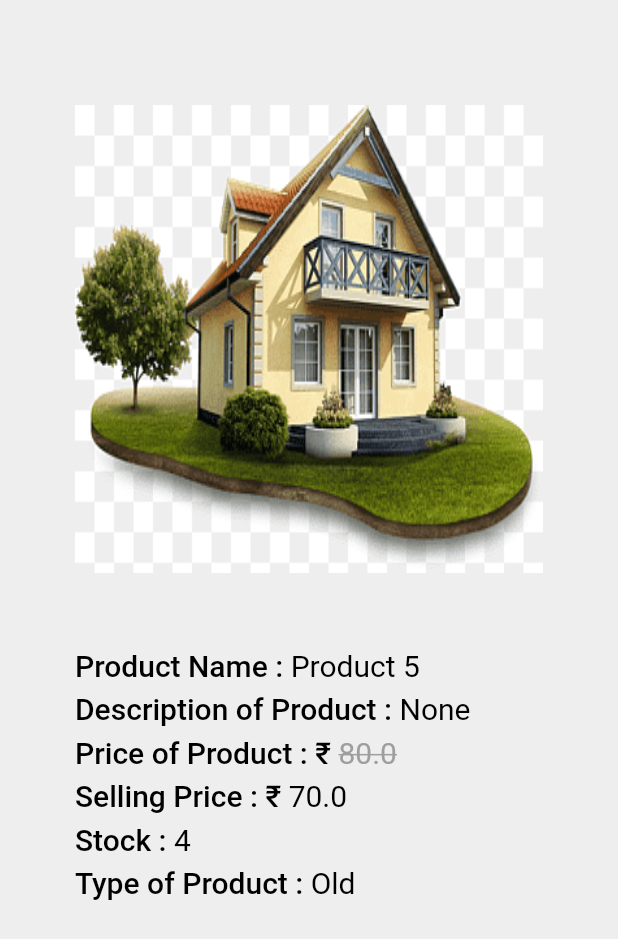
After one commit to callvcal/rental_goods, a Flutter app: the screen it shows after launch, after a tap on "Product 5", on a phone screen of 412 x 824 dp. The commit adds this screen. Shown: the top 939 px of the screen. Run offline on Flutter 3.47's test engine with Material 2 defaults, Android fonts, the phone set to English and light mode, and no system bars.

Commit message:
Added product details page

```diff
--- a/lib/screens/product_dashboard.dart
+++ b/lib/screens/product_dashboard.dart
@@ -2,6 +2,7 @@ import 'package:flutter/material.dart';
 import 'package:flutter_staggered_grid_view/flutter_staggered_grid_view.dart';
 import 'package:group_task/button_widgets/button1.dart';
 import 'package:group_task/custom_cards/product_card.dart';
+import 'package:group_task/screens/product_details.dart';
 import 'package:group_task/screens/your_products.dart';
 import '../data_classes/product_data.dart';
 
@@ -50,9 +51,14 @@ class _ProductDashboardState extends State<ProductDashboard> {
         crossAxisCount: 2,
         itemCount: data.length,
         itemBuilder: (BuildContext context, int index) {
-          return ProductCard(
-            productData: data[index],
-            isProductCardCalled: false,
+          return InkWell(
+            onTap: () {
+              Navigator.push(context, MaterialPageRoute(builder: (context)=>ProductDetails(productData: data[index])));
+            },
+            child: ProductCard(
+              productData: data[index],
+              isProductCardCalled: false,
+            ),
           );
         },
         staggeredTileBuilder: (int index) => const StaggeredTile.fit(1),
--- /dev/null
+++ b/lib/screens/product_details.dart
@@ -0,0 +1,181 @@
+import 'package:flutter/material.dart';
+import 'package:group_task/data_classes/product_data.dart';
+
+class ProductDetails extends StatefulWidget {
+  const ProductDetails({super.key,required this.productData});
+  final ProductData productData;
+
+  @override
+  State<ProductDetails> createState() => _ProductDetailsState();
+}
+
+class _ProductDetailsState extends State<ProductDetails> {
+
+  @override
+  Widget build(BuildContext context) {
+    Size size = MediaQuery.of(context).size;
+    return SafeArea(
+      child: Scaffold(
+        body: SingleChildScrollView(
+          child: Container(
+            padding: const EdgeInsets.symmetric(horizontal: 50,vertical: 70),
+            color: Colors.grey[200],
+            width: size.width,
+            height: size.height,
+            child: Column(
+              crossAxisAlignment: CrossAxisAlignment.start,
+              children: [
+                Align(
+                  alignment: Alignment.center,
+                  child: SizedBox(
+                    height: size.width-100,
+                    width: size.width-100,
+                    child: Image.asset(
+                      widget.productData.image,
+                      fit: BoxFit.fill,
+                    ),
+                  ),
+                ),
+                const SizedBox(height: 50),
+                RichText(
+                  text: TextSpan(
+                    text: 'Product Name : ',
+                    style: const TextStyle(
+                      color: Colors.black,
+                      fontWeight: FontWeight.w500,
+                      fontSize: 20
+                    ),
+                    children: [
+                      TextSpan(
+                        text: widget.productData.name,
+                        style: const TextStyle(
+                          fontWeight: FontWeight.normal
+                        ),
+                      ),
+                    ]
+                  ),
+                ),
+                const SizedBox(height: 6),
+                widget.productData.description != ''
+                ? RichText(
+                  text: TextSpan(
+                    text: 'Description : ',
+                    style: const TextStyle(
+                      color: Colors.black,
+                      fontWeight: FontWeight.w500,
+                      fontSize: 20
+                    ),
+                    children: [
+                      TextSpan(
+                        text: widget.productData.description,
+                        style: const TextStyle(
+                          fontWeight: FontWeight.normal
+                        ),
+                      ),
+                    ]
+                  ),
+                )
+                : RichText(
+                    text: const TextSpan(
+                      text: 'Description of Product : ',
+                      style: TextStyle(
+                          color: Colors.black,
+                          fontWeight: FontWeight.w500,
+                          fontSize: 20
+                      ),
+                      children: [
+                        TextSpan(
+                          text: 'None',
+                          style: TextStyle(
+                              fontWeight: FontWeight.normal
+                          ),
+                        ),
+                      ]
+                    ),
+                ),
+                const SizedBox(height: 6),
+                RichText(
+                  text: TextSpan(
+                    text: 'Price of Product : ₹ ',
+                    style: const TextStyle(
+                      color: Colors.black,
+                      fontWeight: FontWeight.w500,
+                      fontSize: 20
+                    ),
+                    children: [
+                      TextSpan(
+                        text: '${widget.productData.previousPrice}',
+                        style: const TextStyle(
+                          fontWeight: FontWeight.normal,
+                          decoration: TextDecoration.lineThrough,
+                          color: Colors.grey
+                        ),
+                      ),
+                    ]
+                  ),
+                ),
+                const SizedBox(height: 6),
+                RichText(
+                  text: TextSpan(
+                    text: 'Selling Price : ₹ ',
+                    style: const TextStyle(
+                      color: Colors.black,
+                      fontWeight: FontWeight.w500,
+                      fontSize: 20
+                    ),
+                    children: [
+                      TextSpan(
+                        text: '${widget.productData.newPrice}',
+                        style: const TextStyle(
+                          fontWeight: FontWeight.normal,
+                        ),
+                      ),
+                    ]
+                  ),
+                ),
+                const SizedBox(height: 6),
+                RichText(
+                  text: TextSpan(
+                    text: 'Stock : ',
+                    style: const TextStyle(
+                      color: Colors.black,
+                      fontWeight: FontWeight.w500,
+                      fontSize: 20
+                    ),
+                    children: [
+                      TextSpan(
+                        text: '${widget.productData.stock}',
+                        style: const TextStyle(
+                          fontWeight: FontWeight.normal,
+                        ),
+                      ),
+                    ]
+                  ),
+                ),
+                const SizedBox(height: 6),
+                RichText(
+                  text: TextSpan(
+                    text: 'Type of Product : ',
+                    style: const TextStyle(
+                      color: Colors.black,
+                      fontWeight: FontWeight.w500,
+                      fontSize: 20
+                    ),
+                    children: [
+                      TextSpan(
+                        text: widget.productData.type,
+                        style: const TextStyle(
+                          fontWeight: FontWeight.normal,
+                        ),
+                      ),
+                    ]
+                  ),
+                ),
+              ],
+            ),
+          ),
+        ),
+      ),
+    );
+  }
+}
```
